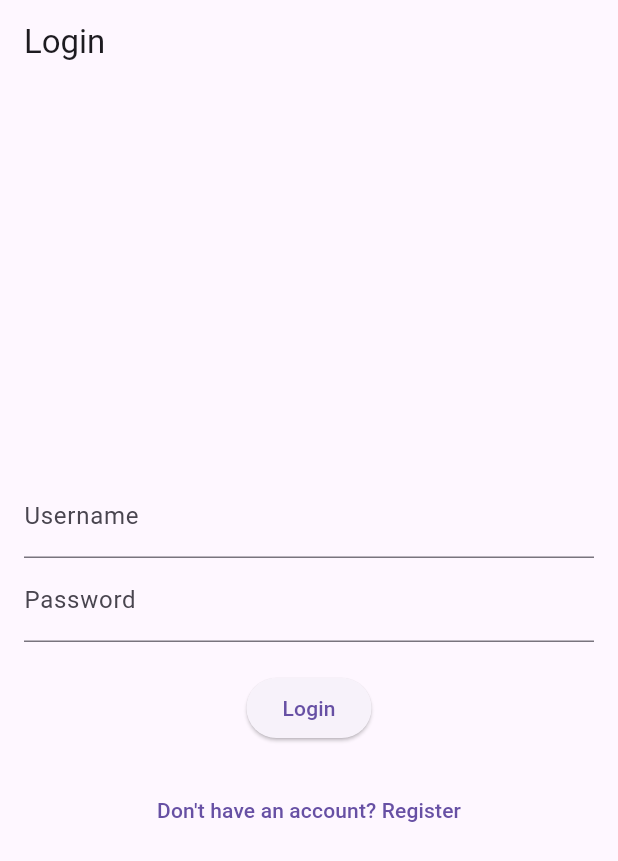
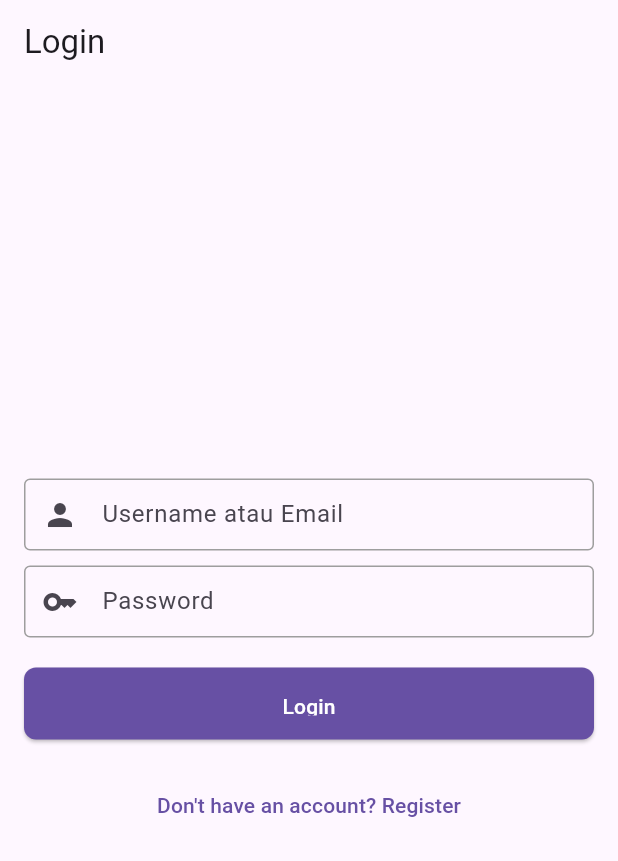
Before and after one commit to adisanwar/jastip_app, a Flutter app: the screen it shows after launch, on a phone screen of 412 x 824 dp. Shown: the top 861 px of the screen. Run offline on Flutter 3.47's test engine with Material 3 defaults, Android fonts, the light colour scheme and no system bars; our stand-ins replace connectivity_plus, dio, shared_preferences.

Commit message:
login: styling ui

```diff
--- a/lib/Screens/Auth/login.dart
+++ b/lib/Screens/Auth/login.dart
@@ -2,6 +2,8 @@ import 'package:flutter/material.dart';
 import 'package:jastip_app/Provider/AuthProvider/auth_provider.dart';
 import 'package:jastip_app/Screens/Auth/register.dart';
 import 'package:jastip_app/Screens/Home/HomePage.dart';
+import 'package:jastip_app/Widget/button_primary.dart';
+import 'package:jastip_app/Widget/text_form.dart';
 import 'package:provider/provider.dart';
 
 class LoginPage extends StatefulWidget {
@@ -29,15 +31,13 @@ class _LoginPageState extends State<LoginPage> {
           mainAxisAlignment: MainAxisAlignment.center,
           crossAxisAlignment: CrossAxisAlignment.center,
           children: [
-            TextField(
-              controller: _usernameController,
-              decoration: const InputDecoration(labelText: 'Username'),
-            ),
-            TextField(
-              controller: _passwordController,
-              obscureText: true,
-              decoration: const InputDecoration(labelText: 'Password'),
-            ),
+            FormPrimary(controller: _usernameController, labelText: 'Username atau Email', prefixIcon: const Icon(Icons.person),),
+            // TextField(
+            //   controller: _usernameController,
+            //   decoration: const InputDecoration(labelText: 'Username'),
+            // ),
+            SizedBox(height: 10,),
+            FormPrimary(controller: _passwordController, labelText: 'Password', obscureText: true, prefixIcon: Icon(Icons.key),),
             if (_errorMessage.isNotEmpty)
               Padding(
                 padding: const EdgeInsets.all(8.0),
@@ -49,7 +49,7 @@ class _LoginPageState extends State<LoginPage> {
             const SizedBox(height: 20),
             _isLoading
                 ? const CircularProgressIndicator()
-                : ElevatedButton(
+                : ButtonPrimary(
                     onPressed: _login,
                     child: const Text('Login'),
                   ),
--- /dev/null
+++ b/lib/Widget/button_primary.dart
@@ -0,0 +1,41 @@
+import 'package:flutter/material.dart';
+import 'package:jastip_app/Styles/colors.dart';
+
+class ButtonPrimary extends StatelessWidget {
+  final VoidCallback? onPressed;
+  final Widget child;
+  final Color? color;
+  final double borderRadius;
+  final double padding;
+  final double height; // Tambahkan properti height
+
+  const ButtonPrimary({
+    Key? key,
+    required this.onPressed,
+    required this.child,
+    this.color,
+    this.borderRadius = 8.0,
+    this.padding = 16.0,
+    this.height = 48.0, // Default tinggi tombol 48
+  }) : super(key: key);
+
+  @override
+  Widget build(BuildContext context) {
+    return SizedBox(
+      width: double.infinity, // Membuat tombol memenuhi lebar layar
+      height: height, // Atur tinggi tombol
+      child: ElevatedButton(
+        onPressed: onPressed,
+        style: ElevatedButton.styleFrom(
+          backgroundColor: color ?? Theme.of(context).primaryColor,
+          foregroundColor: white, // Warna teks tombol
+          padding: EdgeInsets.all(padding),
+          shape: RoundedRectangleBorder(
+            borderRadius: BorderRadius.circular(borderRadius),
+          ),
+        ),
+        child: child,
+      ),
+    );
+  }
+}
--- a/lib/Widget/text_form.dart
+++ b/lib/Widget/text_form.dart
@@ -1,17 +1,19 @@
 import 'package:flutter/material.dart';
 
-class FormTextPrimary extends StatelessWidget {
+class FormPrimary extends StatelessWidget {
   final TextEditingController controller;
   final String labelText;
   final String? Function(String?)? validator;
   final bool obscureText;
+  final Widget? prefixIcon;
 
-  const FormTextPrimary({
+  const FormPrimary({
     Key? key,
     required this.controller,
     required this.labelText,
     this.validator,
     this.obscureText = false,
+    this.prefixIcon
   }) : super(key: key);
 
   @override
@@ -27,8 +29,8 @@ class FormTextPrimary extends StatelessWidget {
         enabledBorder: OutlineInputBorder(
           borderSide: BorderSide(color: Colors.grey),
         ), // Border when not focused
-        hintText: 'Enter your $labelText', // Example hint text
-        prefixIcon: Icon(Icons.edit), // Example icon (you can customize)
+        // hintText: 'Masukan $labelText', // Example hint text
+        prefixIcon: prefixIcon, // Example icon (you can customize)
         contentPadding: EdgeInsets.symmetric(horizontal: 16, vertical: 12),
       ),
       validator: validator,
```
